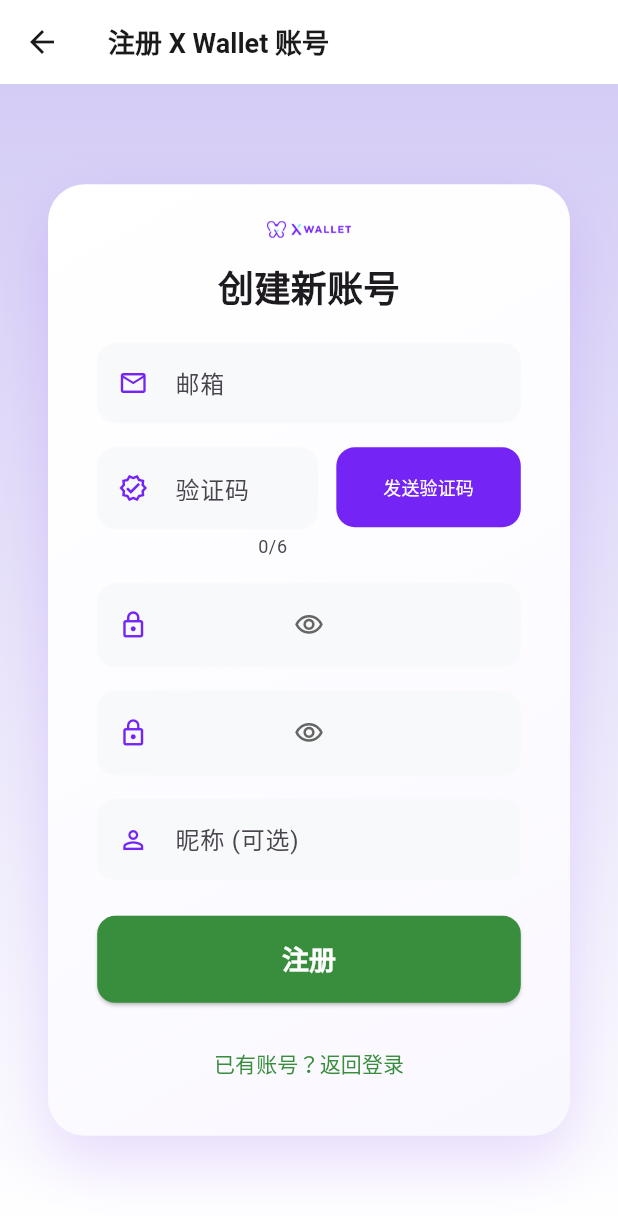
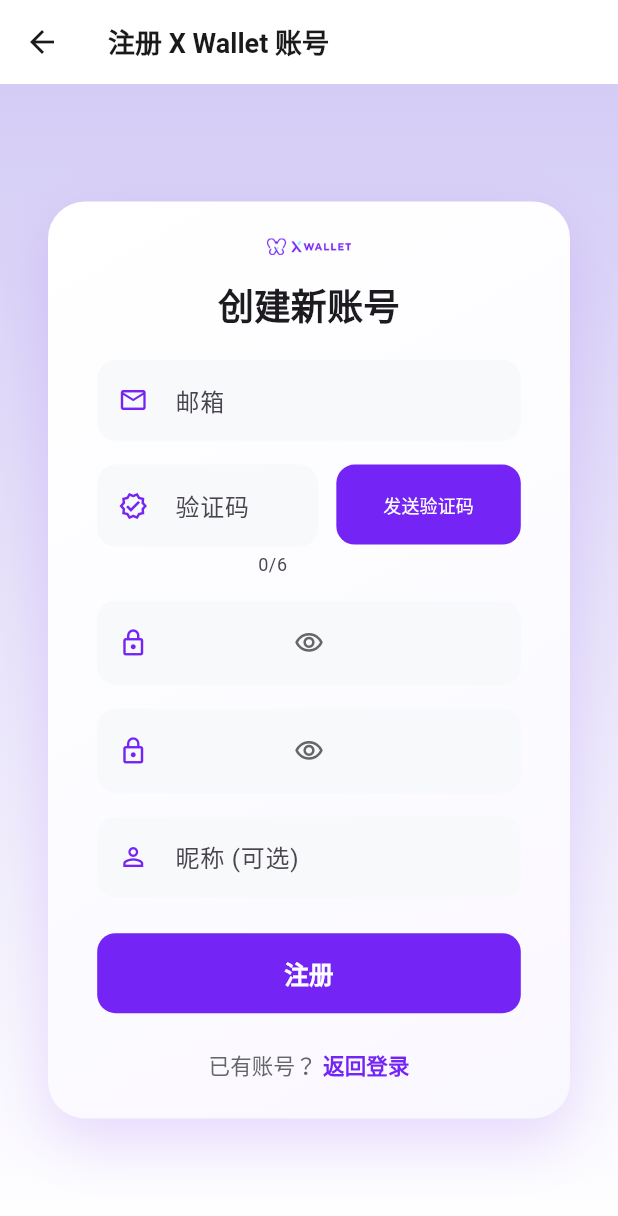
Before and after one commit to cqu903/xwallet, a Flutter app: the RegisterScreen screen opened by its route, on a phone screen of 412 x 824 dp. Shown: the top 1216 px of the screen. Run offline on Flutter 3.47's test engine with Material 3 defaults, Android fonts, the light colour scheme and no system bars; our stand-ins replace connectivity_plus, device_info_plus, package_info_plus, shared_preferences, sqflite; missing offline and left inert: mqtt_client; accounts and stored records are empty.

Commit message:
style(register): update button styles to purple theme

```diff
--- a/app/lib/screens/register_screen.dart
+++ b/app/lib/screens/register_screen.dart
@@ -437,17 +437,20 @@ class _RegisterScreenState extends State<RegisterScreen> {
                         Consumer<AuthProvider>(
                           builder: (context, authProvider, child) {
                             final isRegistering = authProvider.isLoggingIn;
-                            return AnalyticsElevatedButton(
+                            return SizedBox(
+                              width: double.infinity,
+                              height: 52 * scale,
+                              child: AnalyticsElevatedButton(
                                 onPressed: isRegistering ? null : _handleRegister,
                                 style: ElevatedButton.styleFrom(
-                                padding: const EdgeInsets.symmetric(
-                                  vertical: 16,
+                                  backgroundColor: _kPrimaryPurple,
+                                  foregroundColor: Colors.white,
+                                  disabledBackgroundColor: _kPrimaryPurple.withValues(alpha: 0.5),
+                                  elevation: 0,
+                                  shadowColor: Colors.transparent,
+                                  shape: RoundedRectangleBorder(
+                                    borderRadius: BorderRadius.circular(12 * scale),
                                   ),
-                                shape: RoundedRectangleBorder(
-                                  borderRadius: BorderRadius.circular(12),
-                                ),
-                                backgroundColor: Colors.green.shade700,
-                                foregroundColor: Colors.white,
                                 ),
                                 eventType: AnalyticsEventType.buttonClick,
                                 properties: AnalyticsEventProperties.click(
@@ -459,49 +462,69 @@ class _RegisterScreenState extends State<RegisterScreen> {
                                 ),
                                 category: EventCategory.behavior,
                                 child: isRegistering
-                                  ? const SizedBox(
-                                      height: 20,
-                                      width: 20,
+                                    ? SizedBox(
+                                        height: 20 * scale,
+                                        width: 20 * scale,
                                         child: CircularProgressIndicator(
                                           strokeWidth: 2,
-                                        valueColor:
-                                            AlwaysStoppedAnimation<Color>(
+                                          valueColor: const AlwaysStoppedAnimation<Color>(
                                             Colors.white,
                                           ),
                                         ),
                                       )
-                                  : const Text(
+                                    : Text(
                                         '注册',
                                         style: TextStyle(
-                                        fontSize: 18,
-                                        fontWeight: FontWeight.bold,
+                                          fontSize: 16 * scale,
+                                          fontWeight: FontWeight.w600,
+                                        ),
                                       ),
                               ),
                             );
                           },
                         ),
-                        const SizedBox(height: 16),
+                        SizedBox(height: 24 * scale),
 
                         // 返回登录链接
                         AnalyticsTextButton(
                           onPressed: () {
                             Navigator.of(context).pop();
                           },
+                          style: TextButton.styleFrom(
+                            foregroundColor: _kPrimaryPurple,
+                            padding: EdgeInsets.zero,
+                            minimumSize: Size.zero,
+                            tapTargetSize: MaterialTapTargetSize.shrinkWrap,
+                          ),
                           eventType: AnalyticsEventType.linkClick,
                           properties: AnalyticsEventProperties.click(
                             page: AnalyticsPages.register,
                             flow: AnalyticsFlows.register,
                             elementId: AnalyticsIds.registerBackToLogin,
                             elementType: AnalyticsElementType.link,
-                            elementText: '已有账号？返回登录',
+                            elementText: '返回登录',
                           ),
                           category: EventCategory.behavior,
-                          child: Text(
-                            '已有账号？返回登录',
+                          child: Row(
+                            mainAxisSize: MainAxisSize.min,
+                            children: [
+                              Text(
+                                '已有账号？',
                                 style: TextStyle(
-                              color: Colors.green.shade700,
-                              fontWeight: FontWeight.w500,
+                                  fontSize: 14 * scale,
+                                  color: _kTextSecondary,
                                 ),
+                              ),
+                              SizedBox(width: 4 * scale),
+                              Text(
+                                '返回登录',
+                                style: TextStyle(
+                                  fontSize: 14 * scale,
+                                  fontWeight: FontWeight.w600,
+                                  color: _kPrimaryPurple,
+                                ),
+                              ),
+                            ],
                           ),
                         ),
                       ],
```
Lines whose indentation alone changed are shown as unchanged.
